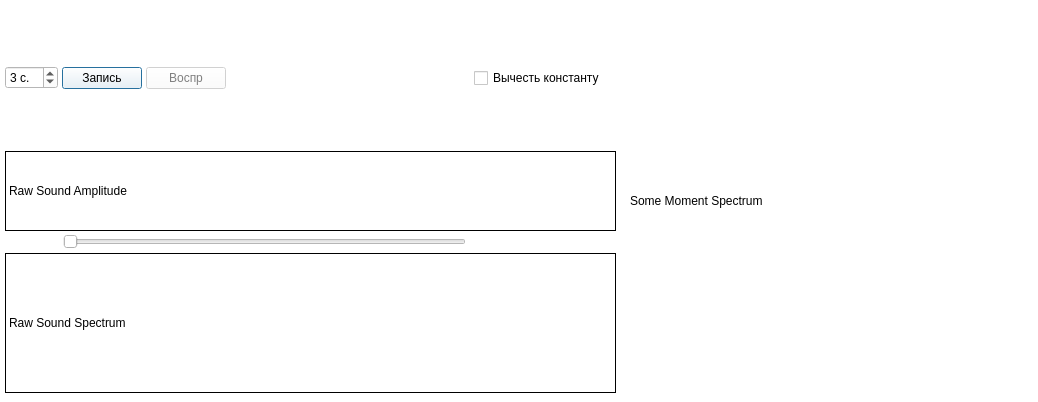
Qt form mainwindow.ui (AntonStark/fonoria) before a commit.
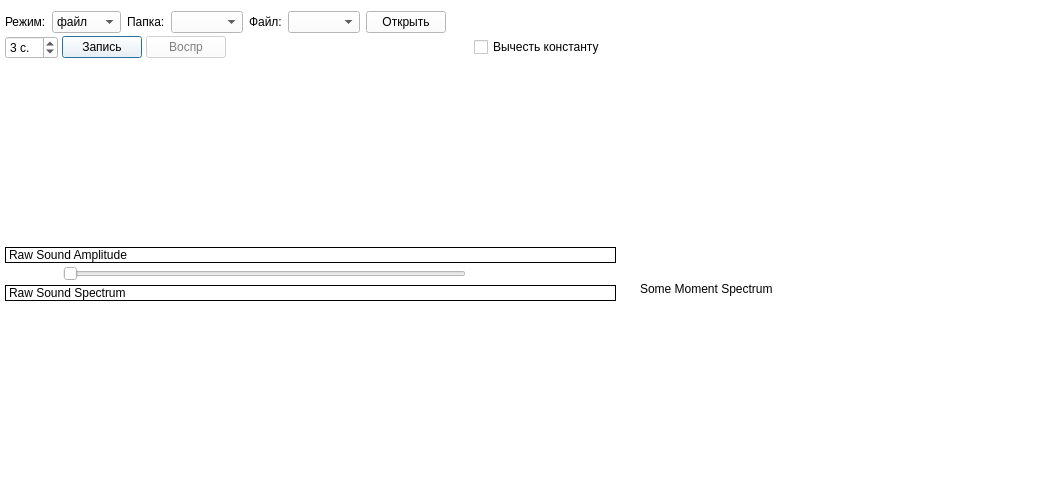
The same form after that commit.

Commit message: промежуточное сохранение

```diff
--- a/mainwindow.ui
+++ b/mainwindow.ui
@@ -7,7 +7,7 @@
     <x>0</x>
     <y>0</y>
     <width>1038</width>
-    <height>402</height>
+    <height>492</height>
    </rect>
   </property>
   <property name="sizePolicy">
@@ -445,9 +445,9 @@
     <property name="geometry">
      <rect>
       <x>0</x>
-      <y>-3</y>
+      <y>0</y>
       <width>621</width>
-      <height>401</height>
+      <height>491</height>
      </rect>
     </property>
     <layout class="QVBoxLayout" name="mainLayout">
@@ -466,6 +466,89 @@
      <property name="bottomMargin">
       <number>5</number>
      </property>
+     <item>
+      <layout class="QHBoxLayout" name="horizontalLayout_2">
+       <property name="spacing">
+        <number>6</number>
+       </property>
+       <property name="sizeConstraint">
+        <enum>QLayout::SetDefaultConstraint</enum>
+       </property>
+       <item>
+        <widget class="QLabel" name="lblMode">
+         <property name="sizePolicy">
+          <sizepolicy hsizetype="Fixed" vsizetype="Preferred">
+           <horstretch>0</horstretch>
+           <verstretch>0</verstretch>
+          </sizepolicy>
+         </property>
+         <property name="text">
+          <string>Режим:</string>
+         </property>
+        </widget>
+       </item>
+       <item>
+        <widget class="QComboBox" name="boxMode">
+         <property name="sizePolicy">
+          <sizepolicy hsizetype="Fixed" vsizetype="Fixed">
+           <horstretch>0</horstretch>
+           <verstretch>0</verstretch>
+          </sizepolicy>
+         </property>
+         <item>
+          <property name="text">
+           <string>файл</string>
+          </property>
+         </item>
+         <item>
+          <property name="text">
+           <string>запись</string>
+          </property>
+         </item>
+        </widget>
+       </item>
+       <item>
+        <widget class="QLabel" name="lblFolder">
+         <property name="text">
+          <string>Папка:</string>
+         </property>
+        </widget>
+       </item>
+       <item>
+        <widget class="QComboBox" name="boxFolder"/>
+       </item>
+       <item>
+        <widget class="QLabel" name="label">
+         <property name="text">
+          <string>Файл:</string>
+         </property>
+        </widget>
+       </item>
+       <item>
+        <widget class="QComboBox" name="boxFile"/>
+       </item>
+       <item>
+        <widget class="QPushButton" name="btnOpenFile">
+         <property name="text">
+          <string>Открыть</string>
+         </property>
+        </widget>
+       </item>
+       <item>
+        <spacer name="horizontalSpacer_4">
+         <property name="orientation">
+          <enum>Qt::Horizontal</enum>
+         </property>
+         <property name="sizeHint" stdset="0">
+          <size>
+           <width>40</width>
+           <height>20</height>
+          </size>
+         </property>
+        </spacer>
+       </item>
+      </layout>
+     </item>
      <item>
       <layout class="QHBoxLayout" name="controlsLayout">
        <property name="spacing">
@@ -563,6 +646,19 @@
        </item>
       </layout>
      </item>
+     <item>
+      <spacer name="verticalSpacer">
+       <property name="orientation">
+        <enum>Qt::Vertical</enum>
+       </property>
+       <property name="sizeHint" stdset="0">
+        <size>
+         <width>20</width>
+         <height>40</height>
+        </size>
+       </property>
+      </spacer>
+     </item>
      <item>
       <widget class="QLabel" name="lblRawAmplitude">
        <property name="sizePolicy">
@@ -674,15 +770,28 @@
        </property>
       </widget>
      </item>
+     <item>
+      <spacer name="verticalSpacer_2">
+       <property name="orientation">
+        <enum>Qt::Vertical</enum>
+       </property>
+       <property name="sizeHint" stdset="0">
+        <size>
+         <width>20</width>
+         <height>40</height>
+        </size>
+       </property>
+      </spacer>
+     </item>
     </layout>
    </widget>
    <widget class="QLabel" name="lblMomentumSpectrum">
     <property name="geometry">
      <rect>
-      <x>630</x>
-      <y>0</y>
-      <width>401</width>
-      <height>401</height>
+      <x>640</x>
+      <y>93</y>
+      <width>391</width>
+      <height>391</height>
      </rect>
     </property>
     <property name="text">
```
The commit also changes 1 other file.
